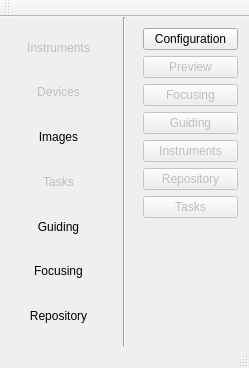
Old version of the form snowgui/snowgui/main/mainwindow.ui in the repository AndreasFMueller/AstroPhotography.
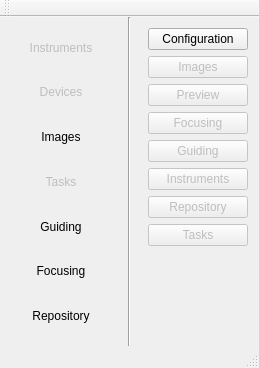
New version of the form.

Commit message: new images application

```diff
--- a/snowgui/snowgui/main/mainwindow.ui
+++ b/snowgui/snowgui/main/mainwindow.ui
@@ -9,7 +9,7 @@
    <rect>
     <x>0</x>
     <y>0</y>
-    <width>249</width>
+    <width>259</width>
     <height>368</height>
    </rect>
   </property>
@@ -164,7 +164,17 @@
     <item>
      <widget class="QWidget" name="appsWidget" native="true">
       <layout class="QGridLayout" name="gridLayout">
-       <item row="3" column="0">
+       <item row="2" column="0">
+        <widget class="QPushButton" name="appPreviewButton">
+         <property name="enabled">
+          <bool>false</bool>
+         </property>
+         <property name="text">
+          <string>Preview</string>
+         </property>
+        </widget>
+       </item>
+       <item row="4" column="0">
         <widget class="QPushButton" name="appGuidingButton">
          <property name="enabled">
           <bool>false</bool>
@@ -174,17 +184,7 @@
          </property>
         </widget>
        </item>
-       <item row="5" column="0">
-        <widget class="QPushButton" name="appRepositoryButton">
-         <property name="enabled">
-          <bool>false</bool>
-         </property>
-         <property name="text">
-          <string>Repository</string>
-         </property>
-        </widget>
-       </item>
-       <item row="7" column="0">
+       <item row="8" column="0">
         <spacer name="verticalSpacer">
          <property name="orientation">
           <enum>Qt::Vertical</enum>
@@ -197,27 +197,27 @@
          </property>
         </spacer>
        </item>
-       <item row="2" column="0">
-        <widget class="QPushButton" name="appFocusingButton">
-         <property name="enabled">
-          <bool>false</bool>
-         </property>
-         <property name="text">
-          <string>Focusing</string>
-         </property>
-        </widget>
-       </item>
-       <item row="1" column="0">
-        <widget class="QPushButton" name="appPreviewButton">
-         <property name="enabled">
-          <bool>false</bool>
-         </property>
-         <property name="text">
-          <string>Preview</string>
-         </property>
-        </widget>
-       </item>
        <item row="6" column="0">
+        <widget class="QPushButton" name="appRepositoryButton">
+         <property name="enabled">
+          <bool>false</bool>
+         </property>
+         <property name="text">
+          <string>Repository</string>
+         </property>
+        </widget>
+       </item>
+       <item row="3" column="0">
+        <widget class="QPushButton" name="appFocusingButton">
+         <property name="enabled">
+          <bool>false</bool>
+         </property>
+         <property name="text">
+          <string>Focusing</string>
+         </property>
+        </widget>
+       </item>
+       <item row="7" column="0">
         <widget class="QPushButton" name="appTasksButton">
          <property name="enabled">
           <bool>false</bool>
@@ -227,7 +227,7 @@
          </property>
         </widget>
        </item>
-       <item row="4" column="0">
+       <item row="5" column="0">
         <widget class="QPushButton" name="appInstrumentsButton">
          <property name="enabled">
           <bool>false</bool>
@@ -247,6 +247,16 @@
          </property>
         </widget>
        </item>
+       <item row="1" column="0">
+        <widget class="QPushButton" name="appImagesButton">
+         <property name="enabled">
+          <bool>false</bool>
+         </property>
+         <property name="text">
+          <string>Images</string>
+         </property>
+        </widget>
+       </item>
       </layout>
      </widget>
     </item>
```
Left out of the diff: 2 changed lines with no effect on the pictures. The commit also changes 36 other files.
